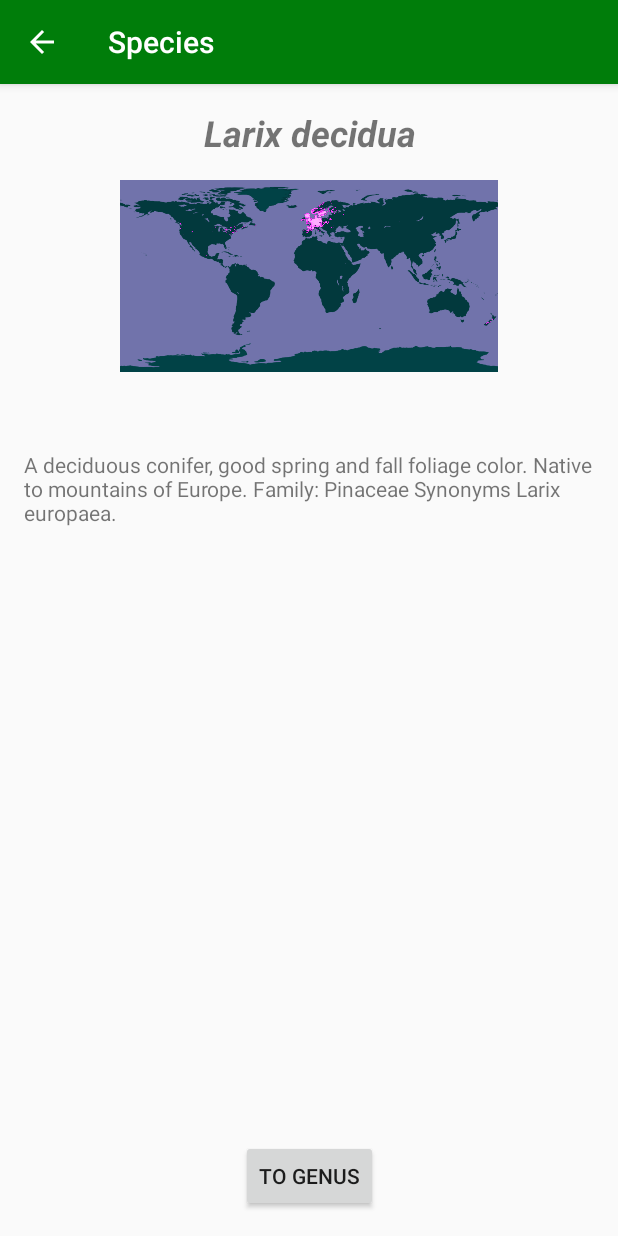
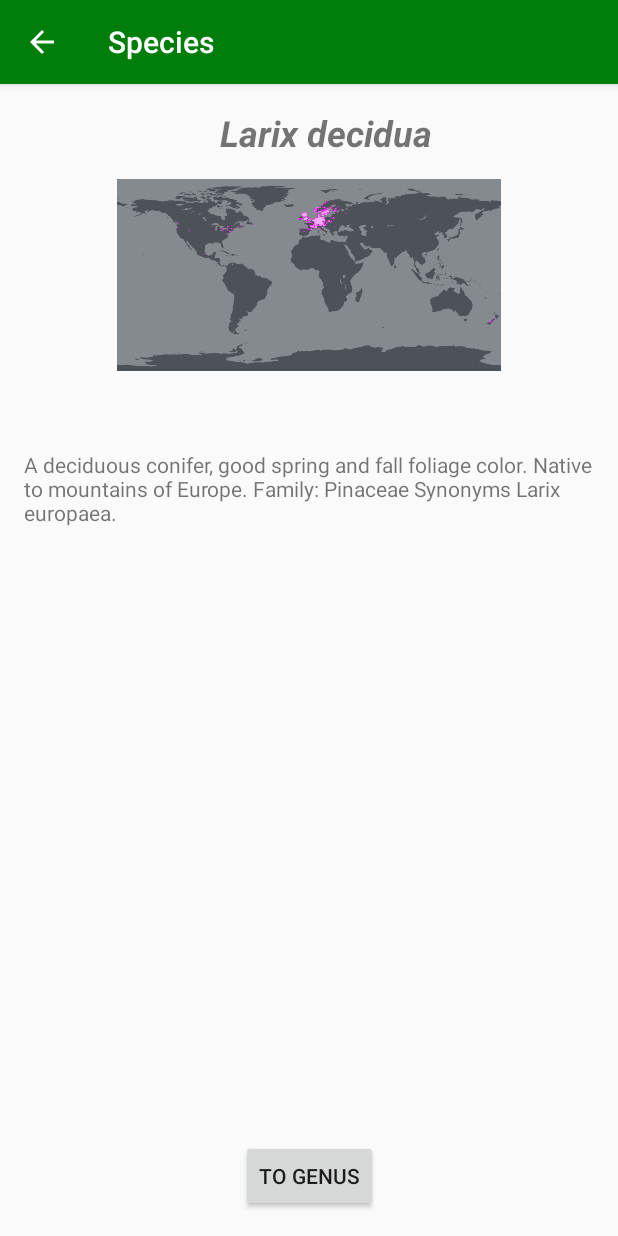
Before and after one commit to JPUF/TreeAndroid, an Android app: the SpeciesActivity screen opened directly, with no data from a screen before it, on a phone screen of 412 x 824 dp. Run offline under Robolectric (Android 15) with nearby library versions, the phone set to English and light mode, and no system bars.

Commit message:
Changed map projection to one image, now greyscale. Ordered ImageViews using a LinearLayout.

```diff
--- a/app/src/main/res/layout/activity_species.xml
+++ b/app/src/main/res/layout/activity_species.xml
@@ -6,71 +6,27 @@
     android:layout_height="match_parent"
     tools:context=".SpeciesActivity">
 
-    <ImageView
-        android:id="@+id/dist1"
-        android:layout_width="128dp"
-        android:layout_height="128dp"
-        android:layout_marginStart="204dp"
-        android:layout_marginTop="64dp"
-        android:contentDescription="@string/proj1_description"
-        app:layout_constraintStart_toStartOf="parent"
-        app:layout_constraintTop_toTopOf="parent"
-        app:srcCompat="@drawable/dist1" />
-
-    <ImageView
-        android:id="@+id/proj"
-        android:layout_width="128dp"
-        android:layout_height="128dp"
-        android:layout_marginStart="204dp"
-        android:layout_marginTop="64dp"
-        android:contentDescription="@string/proj1_description"
-        app:layout_constraintStart_toStartOf="parent"
-        app:layout_constraintTop_toTopOf="parent"
-        app:srcCompat="@drawable/projection1" />
-
     <TextView
         android:id="@+id/scientific_name"
         android:layout_width="wrap_content"
-        android:layout_height="27dp"
+        android:layout_height="31dp"
         android:layout_marginEnd="16dp"
         android:layout_marginTop="16dp"
         android:textSize="24sp"
         android:textStyle="bold|italic"
         app:layout_constraintEnd_toEndOf="parent"
-        app:layout_constraintHorizontal_bias="0.535"
+        app:layout_constraintHorizontal_bias="0.575"
         app:layout_constraintStart_toStartOf="parent"
         app:layout_constraintTop_toTopOf="parent"
         tools:text="@string/scientific_name" />
-
-    <ImageView
-        android:id="@+id/dist0"
-        android:layout_width="128dp"
-        android:layout_height="128dp"
-        android:layout_marginEnd="204dp"
-        android:layout_marginTop="64dp"
-        android:contentDescription="@string/proj0_description"
-        app:layout_constraintEnd_toEndOf="parent"
-        app:layout_constraintTop_toTopOf="parent"
-        app:srcCompat="@drawable/dist0" />
-
-    <ImageView
-        android:id="@+id/proj2"
-        android:layout_width="128dp"
-        android:layout_height="128dp"
-        android:layout_marginEnd="204dp"
-        android:layout_marginTop="64dp"
-        android:contentDescription="@string/proj0_description"
-        app:layout_constraintEnd_toEndOf="parent"
-        app:layout_constraintTop_toTopOf="parent"
-        app:srcCompat="@drawable/projection0" />
 
     <TextView
         android:id="@+id/notes"
         android:layout_width="0dp"
         android:layout_height="wrap_content"
+        android:layout_marginEnd="16dp"
         android:layout_marginStart="16dp"
         android:layout_marginTop="244dp"
-        android:layout_marginEnd="16dp"
         android:text="@string/notes"
         app:layout_constraintEnd_toEndOf="parent"
         app:layout_constraintHorizontal_bias="0.0"
@@ -82,13 +38,51 @@
         android:id="@+id/toGenusButton"
         android:layout_width="wrap_content"
         android:layout_height="wrap_content"
+        android:layout_marginBottom="16dp"
+        android:layout_marginEnd="16dp"
         android:layout_marginStart="16dp"
-        android:layout_marginEnd="16dp"
-        android:layout_marginBottom="16dp"
         android:onClick="toGenus"
         android:text="@string/species_button"
         app:layout_constraintBottom_toBottomOf="parent"
         app:layout_constraintEnd_toEndOf="parent"
         app:layout_constraintStart_toStartOf="parent" />
 
+    <ImageView
+        android:id="@+id/projection"
+        android:layout_width="256dp"
+        android:layout_height="128dp"
+        android:layout_marginEnd="16dp"
+        android:layout_marginStart="16dp"
+        android:layout_marginTop="16dp"
+        app:layout_constraintEnd_toEndOf="parent"
+        app:layout_constraintStart_toStartOf="parent"
+        app:layout_constraintTop_toBottomOf="@+id/scientific_name"
+        app:srcCompat="@drawable/projection" />
+
+    <LinearLayout
+        android:layout_width="256dp"
+        android:layout_height="128dp"
+        android:layout_marginEnd="16dp"
+        android:layout_marginStart="16dp"
+        android:layout_marginTop="16dp"
+        android:orientation="horizontal"
+        app:layout_constraintEnd_toEndOf="parent"
+        app:layout_constraintStart_toStartOf="parent"
+        app:layout_constraintTop_toBottomOf="@+id/scientific_name">
+
+        <ImageView
+            android:id="@+id/dist0"
+            android:layout_width="128dp"
+            android:layout_height="128dp"
+            android:layout_weight="1"
+            app:srcCompat="@drawable/dist0" />
+
+        <ImageView
+            android:id="@+id/dist1"
+            android:layout_width="128dp"
+            android:layout_height="128dp"
+            android:layout_weight="1"
+            app:srcCompat="@drawable/dist1" />
+    </LinearLayout>
+
 </android.support.constraint.ConstraintLayout>
```
Also changed, not shown: app/src/main/res/drawable/projection.jpg (added).
